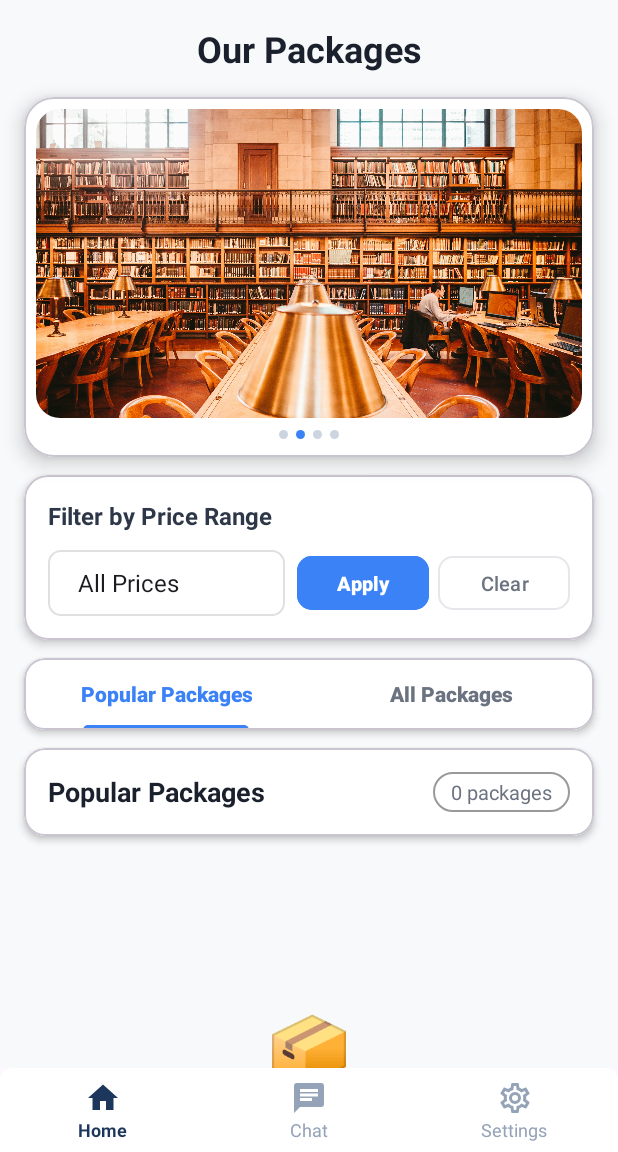
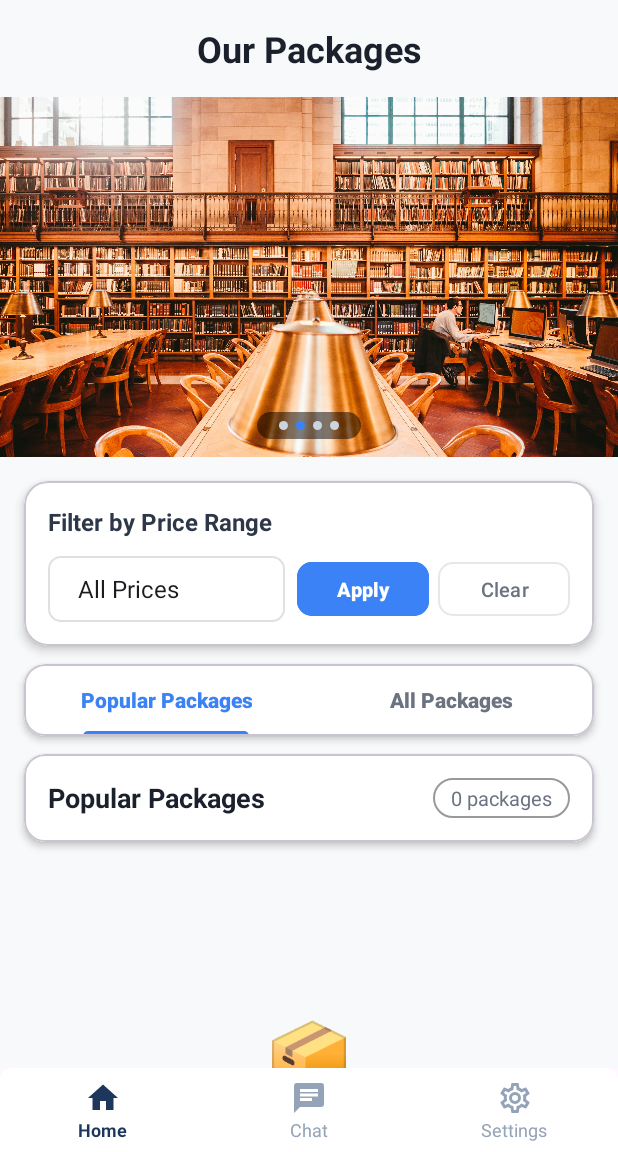
Before and after one commit to QuanHT2412/LabBooking, an Android app: the screen it shows after launch once a user with an empty profile is signed in (HomeActivity), on a phone screen of 412 x 824 dp, the part 84-1236 px from its top. Run offline under Robolectric (Android 15) with nearby library versions, the phone set to English and light mode, and no system bars; our stand-ins replace Firebase (no records; nobody signed in at launch, a user with empty details on screens opened directly).

Commit message:
Adjust Slider and Package's picture width

```diff
--- /dev/null
+++ b/app/src/main/res/drawable/dots_background.xml
@@ -0,0 +1,5 @@
+<?xml version="1.0" encoding="utf-8"?>
+<shape xmlns:android="http://schemas.android.com/apk/res/android">
+    <solid android:color="#80000000" />
+    <corners android:radius="20dp" />
+</shape>
--- a/app/src/main/res/layout/fragment_products.xml
+++ b/app/src/main/res/layout/fragment_products.xml
@@ -13,7 +13,7 @@
         android:paddingBottom="20dp"
         tools:context=".activities.Home.fragments.ProductsFragment">
 
-        <!-- Header Section -->
+        <!-- Header -->
         <TextView
             android:id="@+id/tv_header_title"
             android:layout_width="0dp"
@@ -30,29 +30,21 @@
             app:layout_constraintStart_toStartOf="parent"
             app:layout_constraintEnd_toEndOf="parent" />
 
-        <com.google.android.material.card.MaterialCardView
-            android:id="@+id/card_slider"
-            android:layout_width="0dp"
+        <!-- Slider Section -->
+        <androidx.constraintlayout.widget.ConstraintLayout
+            android:id="@+id/slider_container"
+            android:layout_width="match_parent"
             android:layout_height="240dp"
-            android:layout_marginStart="16dp"
-            android:layout_marginEnd="16dp"
             android:layout_marginTop="16dp"
-            app:cardCornerRadius="20dp"
-            app:cardElevation="8dp"
-            app:cardBackgroundColor="@android:color/white"
+            android:background="@android:color/white"
             app:layout_constraintTop_toBottomOf="@id/tv_header_title"
             app:layout_constraintStart_toStartOf="parent"
             app:layout_constraintEnd_toEndOf="parent">
 
-            <androidx.constraintlayout.widget.ConstraintLayout
-                android:layout_width="match_parent"
-                android:layout_height="match_parent">
-
             <androidx.viewpager2.widget.ViewPager2
                 android:id="@+id/view_page_slider"
                 android:layout_width="match_parent"
-                    android:layout_height="0dp"
-                    android:layout_margin="8dp"
+                android:layout_height="match_parent"
                 app:layout_constraintTop_toTopOf="parent"
                 app:layout_constraintStart_toStartOf="parent"
                 app:layout_constraintEnd_toEndOf="parent"
@@ -66,26 +58,29 @@
                 android:orientation="horizontal"
                 android:gravity="center"
                 android:layout_marginBottom="12dp"
+                android:background="@drawable/dots_background"
+                android:paddingStart="12dp"
+                android:paddingEnd="12dp"
+                android:paddingTop="6dp"
+                android:paddingBottom="6dp"
                 app:layout_constraintBottom_toBottomOf="parent"
                 app:layout_constraintStart_toStartOf="parent"
                 app:layout_constraintEnd_toEndOf="parent" />
 
         </androidx.constraintlayout.widget.ConstraintLayout>
 
-        </com.google.android.material.card.MaterialCardView>
-
-        <!-- Compact Filter Section -->
+        <!-- Filter Section -->
         <com.google.android.material.card.MaterialCardView
             android:id="@+id/card_filter"
             android:layout_width="0dp"
             android:layout_height="wrap_content"
             android:layout_marginStart="16dp"
             android:layout_marginEnd="16dp"
-            android:layout_marginTop="12dp"
+            android:layout_marginTop="16dp"
             app:cardCornerRadius="16dp"
             app:cardElevation="4dp"
             app:cardBackgroundColor="@android:color/white"
-            app:layout_constraintTop_toBottomOf="@id/card_slider"
+            app:layout_constraintTop_toBottomOf="@id/slider_container"
             app:layout_constraintStart_toStartOf="parent"
             app:layout_constraintEnd_toEndOf="parent">
 
@@ -183,7 +178,7 @@
 
         </com.google.android.material.card.MaterialCardView>
 
-        <!-- Compact Section Header -->
+        <!-- Section Header -->
         <com.google.android.material.card.MaterialCardView
             android:id="@+id/card_section_header"
             android:layout_width="0dp"
--- a/app/src/main/res/layout/item_slider.xml
+++ b/app/src/main/res/layout/item_slider.xml
@@ -1,20 +1,17 @@
 <?xml version="1.0" encoding="utf-8"?>
-<androidx.constraintlayout.widget.ConstraintLayout
+<RelativeLayout
     xmlns:android="http://schemas.android.com/apk/res/android"
     xmlns:app="http://schemas.android.com/apk/res-auto"
     android:layout_width="match_parent"
     android:layout_height="match_parent">
 
-    <com.google.android.material.imageview.ShapeableImageView
+    <ImageView
         android:id="@+id/slider_image"
         android:layout_width="match_parent"
         android:layout_height="match_parent"
         android:scaleType="centerCrop"
-        android:adjustViewBounds="true"
-        app:shapeAppearanceOverlay="@style/SliderImageCorners"
-        app:layout_constraintTop_toTopOf="parent"
-        app:layout_constraintStart_toStartOf="parent"
-        app:layout_constraintEnd_toEndOf="parent"
-        app:layout_constraintBottom_toBottomOf="parent" />
+        android:adjustViewBounds="false"
+        android:layout_centerInParent="true"
+        android:contentDescription="Slider Image" />
 
-</androidx.constraintlayout.widget.ConstraintLayout>
+</RelativeLayout>
```
Also changed, not shown: app/src/main/res/layout/item_product.xml (+13 -12 lines). Lines whose indentation alone changed are shown as unchanged.
